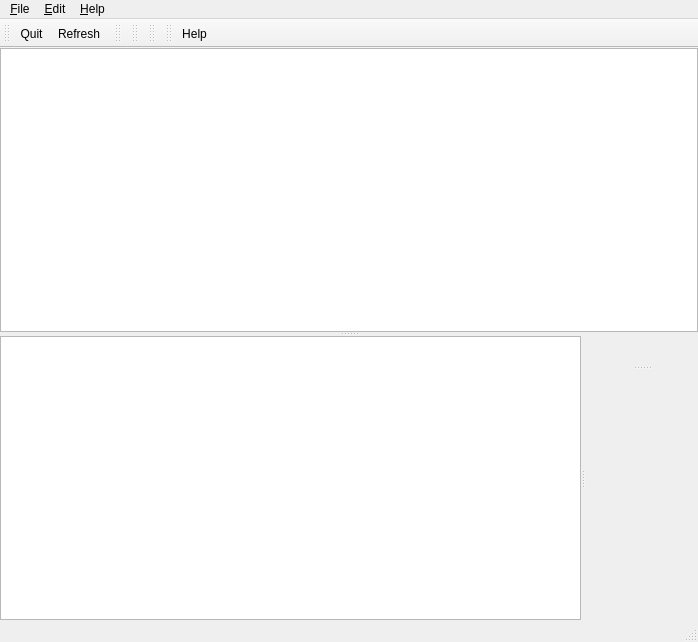
Old version of the form tortoisehg/hgqt/workbench.ui in the repository velorientc/git_test7.
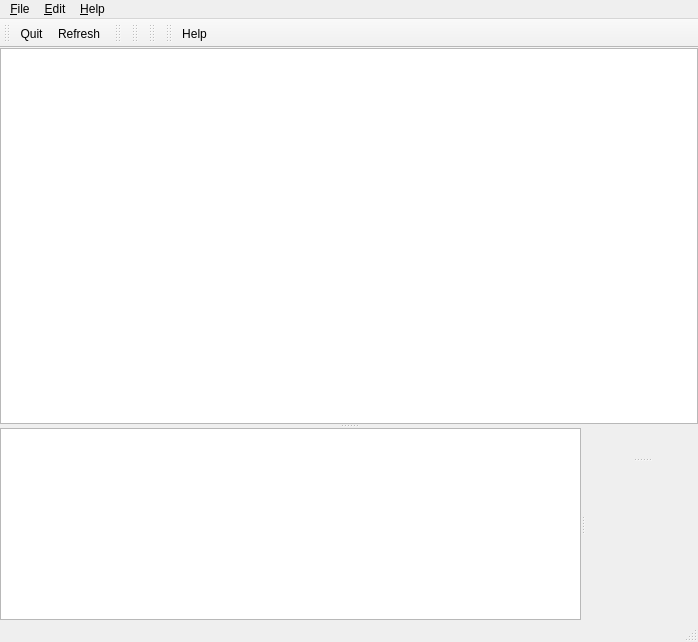
New version of the form. Custom widgets are drawn as their Qt base class.

Commit message:
workbench: expand revision list when resizing
not the lower half of the main vertical splitter

The edit to the form file:
```diff
--- a/tortoisehg/hgqt/workbench.ui
+++ b/tortoisehg/hgqt/workbench.ui
@@ -27,6 +27,12 @@
        <enum>Qt::Vertical</enum>
       </property>
       <widget class="HgRepoView" name="tableView_revisions">
+       <property name="sizePolicy">
+        <sizepolicy hsizetype="Expanding" vsizetype="Expanding">
+         <horstretch>0</horstretch>
+         <verstretch>1</verstretch>
+        </sizepolicy>
+       </property>
        <property name="frameShape">
         <enum>QFrame::StyledPanel</enum>
        </property>
```
The commit also changes 1 other file.
